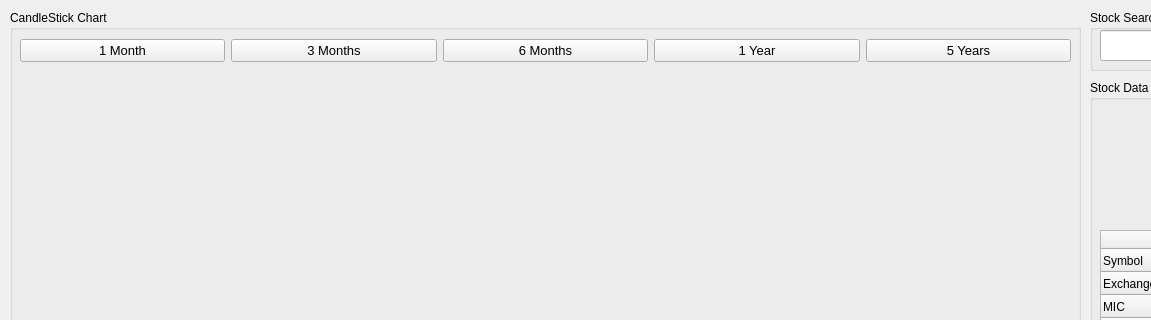
The window that user_interface_design.ui (ridvikpal/MarkedUp) describes before a commit, drawn with Qt 5; both pictures show x 0 to 1151 and y 0 to 320 of the 1419 by 830 pixel window.
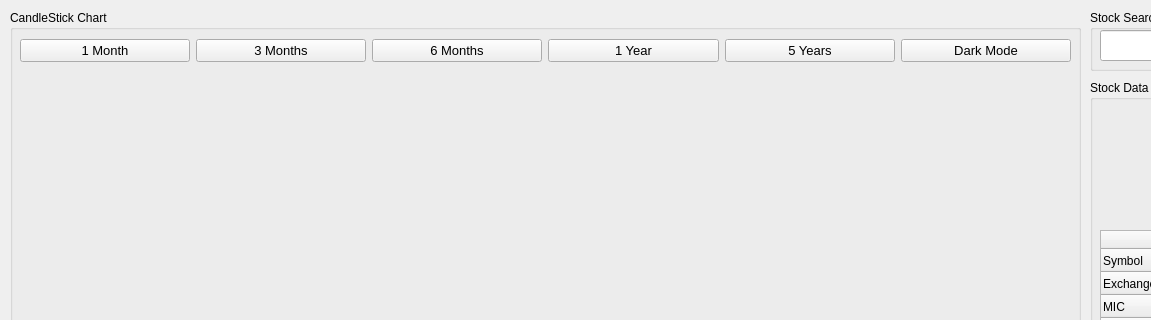
The same window after the commit.

Commit message: added button for theme switch.

```diff
--- a/user_interface_design.ui
+++ b/user_interface_design.ui
@@ -111,6 +111,19 @@
         </property>
        </widget>
       </item>
+      <item>
+       <widget class="QPushButton" name="switchColourButton">
+        <property name="font">
+         <font>
+          <family>Arial</family>
+          <pointsize>10</pointsize>
+         </font>
+        </property>
+        <property name="text">
+         <string>Dark Mode</string>
+        </property>
+       </widget>
+      </item>
      </layout>
     </widget>
    </widget>
```
The commit also changes 1 other file.
